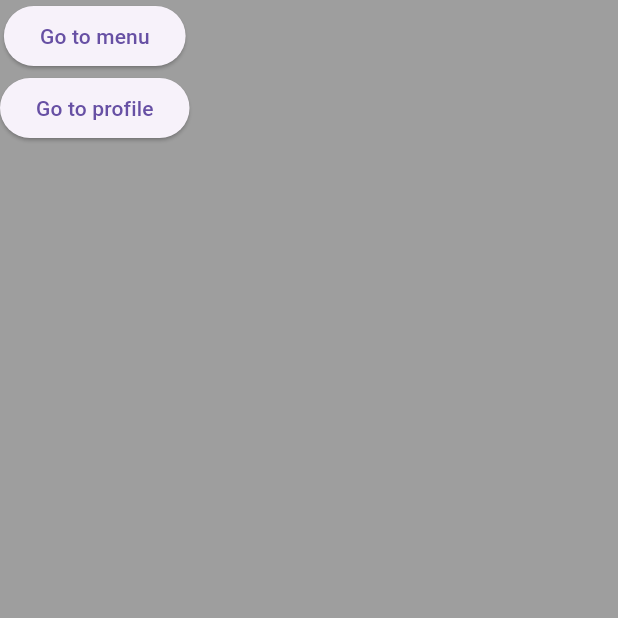
After one commit to CalingasanMaluz2001/appshotfront, a Flutter app: the screen it shows after launch, on a phone screen of 412 x 824 dp, the top half of it. The commit adds this screen. Run offline on Flutter 3.47's test engine with Material 3 defaults, Android fonts, the phone set to English and light mode, and no system bars.

Commit message:
Initial Commit

```diff
--- a/lib/main.dart
+++ b/lib/main.dart
@@ -1,6 +1,12 @@
+import 'package:appshotfront/pages/dashboard.dart';
+import 'package:appshotfront/pages/menu.dart';
 import 'package:flutter/material.dart';
 import 'package:appshotfront/home.dart';
 
 void main() => runApp(MaterialApp(
-  home:Home(),
+  routes: {
+    '/' : (context) => Dashboard(),
+    '/menu' : (context) => Menu(),
+    '/profile' : (context) => Home(),
+  },
 ));
--- /dev/null
+++ b/lib/pages/dashboard.dart
@@ -0,0 +1,37 @@
+import 'package:flutter/material.dart';
+
+class Dashboard extends StatefulWidget {
+  const Dashboard({super.key});
+
+  @override
+  State<Dashboard> createState() => _DashboardState();
+}
+
+class _DashboardState extends State<Dashboard> {
+  @override
+  Widget build(BuildContext context) {
+    return Scaffold(
+      backgroundColor: Colors.grey,
+      body: Container(
+        child: SafeArea(
+          child: Column(
+            children: [
+              ElevatedButton(
+                onPressed: (){
+                  Navigator.pushNamed(context, '/menu');
+                },
+                child: Text('Go to menu'),
+              ),
+              ElevatedButton(
+                onPressed: (){
+                  Navigator.pushNamed(context, '/profile');
+                },
+                child: Text('Go to profile'),
+              ),
+            ],
+          ),
+        ),
+      ),
+    );
+  }
+}
--- /dev/null
+++ b/lib/pages/menu.dart
@@ -0,0 +1,17 @@
+import 'package:flutter/material.dart';
+
+class Menu extends StatefulWidget {
+  const Menu({super.key});
+
+  @override
+  State<Menu> createState() => _MenuState();
+}
+
+class _MenuState extends State<Menu> {
+  @override
+  Widget build(BuildContext context) {
+    return Scaffold(
+      body: Text('This is menu'),
+    );
+  }
+}
```
